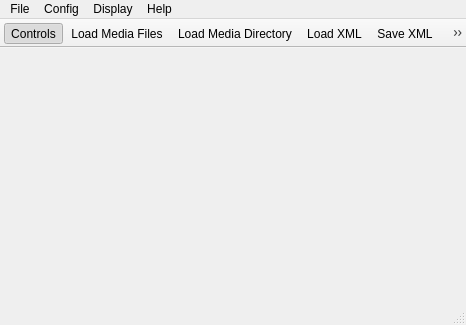
This is apps/multimediacycle-osg-qt/ACMultiMediaCycleOsgQt.ui in MediaCycle/MediaCycle as Qt 5 draws it before an edit. The edited form follows.
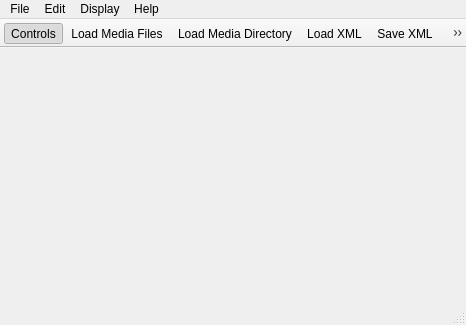
This is the edited form.

```diff
--- a/apps/multimediacycle-osg-qt/ACMultiMediaCycleOsgQt.ui
+++ b/apps/multimediacycle-osg-qt/ACMultiMediaCycleOsgQt.ui
@@ -50,7 +50,7 @@
      <x>0</x>
      <y>0</y>
      <width>466</width>
-     <height>21</height>
+     <height>22</height>
     </rect>
    </property>
    <widget class="QMenu" name="menuFile">
@@ -66,7 +66,7 @@
    </widget>
    <widget class="QMenu" name="menuConfig">
     <property name="title">
-     <string>Config</string>
+     <string>Edit</string>
     </property>
     <addaction name="actionEdit_Config_File"/>
    </widget>
```
Left out of the diff: 28 changed lines with no effect on the pictures.
